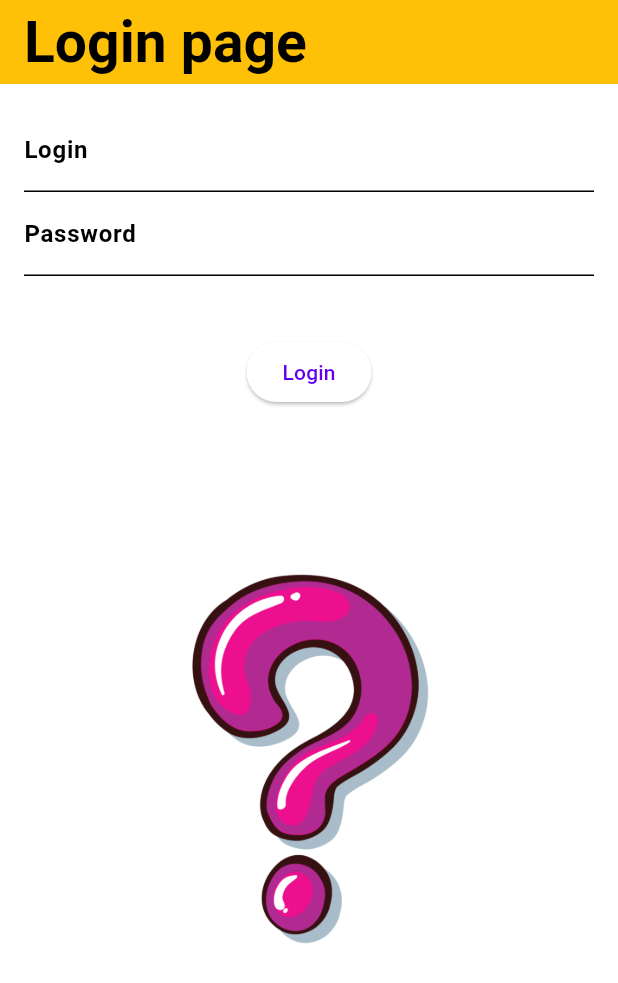
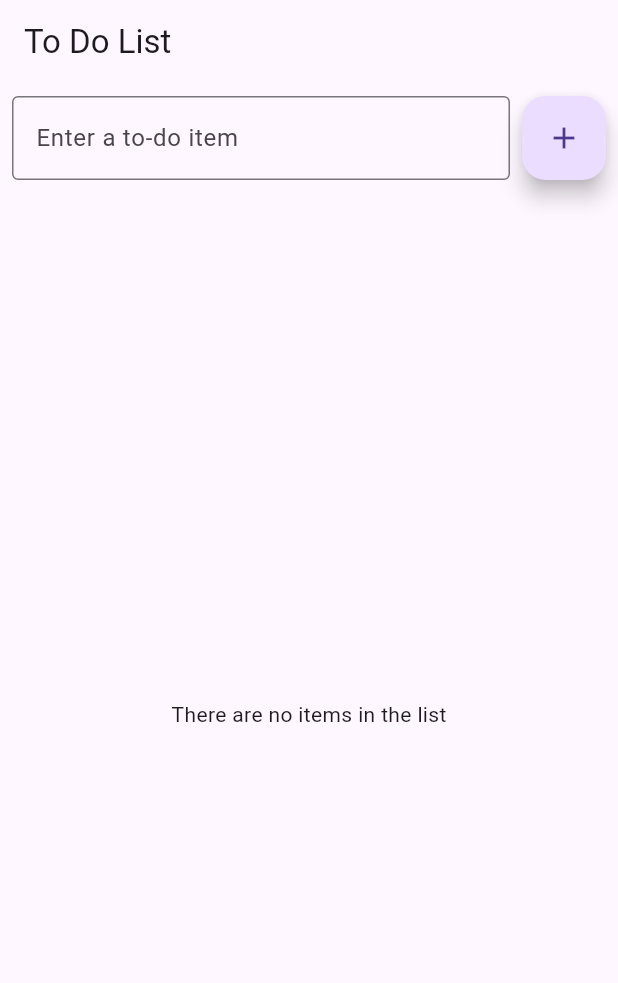
Before and after one commit to jotx19/FlutterTest, a Flutter app: the screen it shows after launch, on a phone screen of 412 x 824 dp. Shown: the top 983 px of the screen. Run offline on Flutter 3.47's test engine with Material 3 defaults, Android fonts, the light colour scheme and no system bars; our stand-ins replace floor, sqflite; accounts and stored records are empty; generated files the repository leaves out were written again.

Commit message:
new trail

```diff
--- a/lib/DataRepository.dart
+++ /dev/null
@@ -1,32 +0,0 @@
-import 'package:encrypted_shared_preferences/encrypted_shared_preferences.dart';
-
-class DataRepository{
-  static String loginID = '';
-  static String password = '';
-  static String firstName = '';
-  static String lastName = '';
-  static String email = '';
-  static String phone = '';
-
-  static void saveData() async
-  {
-    EncryptedSharedPreferences prefs = EncryptedSharedPreferences();
-    await prefs.setString('String1', loginID );
-    await prefs.setString('String2', password );
-    await prefs.setString('String3', firstName);
-    await prefs.setString('String4', lastName);
-    await prefs.setString('String5', email);
-    await prefs.setString('String6', phone);
-  }
-
-  static void loadData() async
-  {
-    EncryptedSharedPreferences prefs = EncryptedSharedPreferences();
-    loginID = await prefs.getString('String1');
-    password = await prefs.getString('String2');
-    firstName = await prefs.getString('String3');
-    lastName = await prefs.getString('String4');
-    email = await prefs.getString('String5');
-    phone = await prefs.getString('String6');
-    }
-}
--- /dev/null
+++ b/lib/ToDoDAO.dart
@@ -0,0 +1,21 @@
+import 'package:floor/floor.dart';
+import 'ToDoDAO.dart';
+import 'ToDoItem.dart';
+
+@dao
+abstract class ToDoDao {
+  @insert
+  Future<void> insertItem(ToDoItem item);
+
+  @delete
+  Future<int> deleteItem(ToDoItem item);
+
+  @Query('SELECT * FROM ToDoItem WHERE id = :id')
+  Future<ToDoItem?> getItemWithId(int id);
+
+  @Query('SELECT * FROM ToDoItem')
+  Future<List<ToDoItem>> getAllItems();
+
+  @update
+  Future<int> updateItem(ToDoItem item);
+}
--- /dev/null
+++ b/lib/ToDoDatabase.dart
@@ -0,0 +1,12 @@
+import 'package:floor/floor.dart';
+import 'package:sqflite/sqflite.dart' as sqflite;
+import 'dart:async';
+import 'ToDoDAO.dart';
+import 'ToDoItem.dart';
+
+part 'ToDoDatabase.g.dart'; // the generated code will be there
+
+@Database(version: 2, entities: [ToDoItem])
+abstract class ToDoDatabase extends FloorDatabase {
+  ToDoDao get toDoDao;
+}
--- /dev/null
+++ b/lib/ToDoItem.dart
@@ -0,0 +1,10 @@
+import 'package:floor/floor.dart';
+
+@entity
+class ToDoItem {
+  @primaryKey
+  final int? id;
+  final String message;
+
+  ToDoItem(this.id, this.message);
+}
--- a/lib/main.dart
+++ b/lib/main.dart
@@ -1,208 +1,279 @@
 import 'package:flutter/material.dart';
-import 'package:shared_preferences/shared_preferences.dart';
-import 'OtherPage.dart';
-import 'DataRepository.dart';
+import 'ToDoDAO.dart';
+import 'ToDoDatabase.dart';
+import 'ToDoItem.dart';
 
 void main() {
-  runApp(MyApp());
+  runApp(const MyApp());
 }
 
 class MyApp extends StatelessWidget {
+  const MyApp({super.key});
+
   @override
   Widget build(BuildContext context) {
     return MaterialApp(
-      title: 'Flutter Demo',
       debugShowCheckedModeBanner: false,
+      title: 'To Do List',
       theme: ThemeData(
-        colorScheme: ColorScheme.light(),
-        useMaterial3: true,
+        primarySwatch: Colors.blue,
       ),
-      initialRoute: '/',
-      routes: {
-        '/': (context) => const MyHomePage(title: 'Flutter demo'),
-        '/otherPage': (context) => OtherPage(),
+      home: const ToDoListPage(),
+    );
+  }
+}
+
+class ToDoListPage extends StatefulWidget {
+  const ToDoListPage({super.key});
+
+  @override
+  _ToDoListPageState createState() => _ToDoListPageState();
+}
+
+class _ToDoListPageState extends State<ToDoListPage> {
+  List<ToDoItem> _items = [];
+  final TextEditingController _controller = TextEditingController();
+  late Future<ToDoDao> _myDAO;
+  ToDoItem? _selectedItem;
+
+  @override
+  void initState() {
+    super.initState();
+    _myDAO = _initDatabase(); // Directly assign the Future
+    _myDAO.then((dao) { // Use then() to handle the Future's result
+      _fetchItems(dao); // Fetch items after the dao is ready
+    });
+  }
+
+  Future<ToDoDao> _initDatabase() async {
+    final database = await $FloorToDoDatabase.databaseBuilder('app_database.db').build();
+    return database.toDoDao;
+  }
+
+  Future<void> _fetchItems(ToDoDao dao) async {
+    final items = await dao.getAllItems();
+    setState(() {
+      _items = items;
+    });
+  }
+
+  Future<void> _addItem(ToDoDao dao, String message) async {
+    final newItem = ToDoItem(null, message);
+    await dao.insertItem(newItem);
+    await _fetchItems(dao);
+    _controller.clear();
+  }
+
+  Future<void> _removeItem(ToDoDao dao, int id) async {
+    await dao.deleteItem(_items.firstWhere((item) => item.id == id));
+    await _fetchItems(dao);
+    setState(() {
+      _selectedItem = null; // Clear selection after deletion
+    });
+  }
+
+  void _selectItem(ToDoItem item) {
+    setState(() {
+      _selectedItem = item;
+    });
+  }
+
+  void _clearSelection() {
+    setState(() {
+      _selectedItem = null;
+    });
+  }
+
+  @override
+  Widget build(BuildContext context) {
+    return FutureBuilder<ToDoDao>(
+      future: _myDAO,
+      builder: (context, snapshot) {
+        if (snapshot.connectionState == ConnectionState.waiting) {
+          return const Scaffold(
+            body: Center(child: CircularProgressIndicator()),
+          );
+        } else if (snapshot.hasError) {
+          return Scaffold(
+            body: Center(child: Text('Error: ${snapshot.error}')),
+          );
+        } else if (!snapshot.hasData) {
+          return const Scaffold(
+            body: Center(child: Text('Database initialization failed')),
+          );
+        } else {
+          final dao = snapshot.data!;
+          var size = MediaQuery.of(context).size;
+          var height = size.height;
+          var width = size.width;
+
+          if ((width > height) && (width > 720)) {
+            return Scaffold(
+              appBar: AppBar(
+                title: const Text('To Do List'),
+              ),
+              body: Row(
+                children: [
+                  Expanded(
+                    flex: 1,
+                    child: ToDoList(
+                      items: _items,
+                      controller: _controller,
+                      dao: dao,
+                      addItem: _addItem,
+                      removeItem: _removeItem,
+                      selectItem: _selectItem,
+                    ),
+                  ),
+                  _selectedItem != null
+                      ? Expanded(
+                    flex: 2,
+                    child: DetailsPage(
+                      item: _selectedItem,
+                      dao: dao,
+                      removeItem: _removeItem,
+                      clearSelection: _clearSelection,
+                    ),
+                  )
+                      : Container(),
+                ],
+              ),
+            );
+          } else {
+            return Scaffold(
+              appBar: AppBar(
+                title: const Text('To Do List'),
+                leading: _selectedItem != null
+                    ? IconButton(
+                  icon: const Icon(Icons.arrow_back),
+                  onPressed: _clearSelection,
+                )
+                    : null,
+              ),
+              body: _selectedItem == null
+                  ? ToDoList(
+                items: _items,
+                controller: _controller,
+                dao: dao,
+                addItem: _addItem,
+                removeItem: _removeItem,
+                selectItem: _selectItem,
+              )
+                  : DetailsPage(
+                item: _selectedItem,
+                dao: dao,
+                removeItem: _removeItem,
+                clearSelection: _clearSelection,
+              ),
+            );
+          }
+        }
       },
     );
   }
 }
 
-class MyHomePage extends StatefulWidget {
-  const MyHomePage({Key? key, required this.title});
+class ToDoList extends StatelessWidget {
+  final List<ToDoItem> items;
+  final TextEditingController controller;
+  final ToDoDao dao;
+  final Future<void> Function(ToDoDao, String) addItem;
+  final Future<void> Function(ToDoDao, int) removeItem;
+  final void Function(ToDoItem) selectItem;
 
-  final String title;
-
-  @override
-  State<MyHomePage> createState() => _LoginPageState();
-}
-
-class _LoginPageState extends State<MyHomePage> {
-  late TextEditingController _login;
-  late TextEditingController _passwords;
-  String imageSource = 'images/question-mark.png';
-
-  void _logining() {
-    setState(() {
-      if (_passwords.text == 'QWERTY123') {
-        imageSource = 'images/idea.png';
-      } else {
-        imageSource = 'images/stop.png';
-      }
-    });
-  }
-
-  void snackMan(String message) {
-    final snackBar = SnackBar(
-      content: Text(message),
-      action: SnackBarAction(
-        label: 'Clear',
-        onPressed: () {
-          clearData();
-        },
-      ),
-    );
-    ScaffoldMessenger.of(context).showSnackBar(snackBar);
-  }
-
-  void snackWoman()
-  { final snackBar = SnackBar(
-    content: Text('Welcome To this Page ${DataRepository.loginID}'),
-  );
-  ScaffoldMessenger.of(context).showSnackBar(snackBar);
-  }
-
-  void window() {
-    showDialog(
-      context: context,
-      builder: (BuildContext context) => AlertDialog(
-        title: const Text('Save?'),
-        content: const Text('Save the credentials?'),
-        actions: [
-          ElevatedButton(
-            onPressed: () {
-              saver();
-              Navigator.pop(context);
-              nextPage();
-            },
-            child: const Text('Yes'),
-          ),
-          ElevatedButton(
-            onPressed: () {
-              clearData();
-              Navigator.pop(context);
-              nextPage();
-            },
-            child: const Text('No'),
-          ),
-        ],
-      ),
-    );
-  }
-
-  void saver() async {
-    SharedPreferences prefs = await SharedPreferences.getInstance();
-    await prefs.setString("LoginName", _login.text);
-    await prefs.setString("Password", _passwords.text);
-  }
-
-  void loader() async {
-    SharedPreferences prefs = await SharedPreferences.getInstance();
-    String? loginName = prefs.getString("LoginName");
-    String? password = prefs.getString("Password");
-
-    if (loginName != null && password != null) {
-      setState(() {
-        _login.text = loginName;
-        _passwords.text = password;
-      });
-      snackMan('Fields are loaded');
-    }
-  }
-
-  void clearData() async {
-    SharedPreferences prefs = await SharedPreferences.getInstance();
-    await prefs.remove("LoginName");
-    await prefs.remove("Password");
-    setState(() {
-      _login.clear();
-      _passwords.clear();
-    });
-  }
-
-  @override
-  void initState() {
-    super.initState();
-    _login = TextEditingController();
-    _passwords = TextEditingController();
-    loader();
-  }
-
-  @override
-  void dispose() {
-    _login.dispose();
-    _passwords.dispose();
-    super.dispose();
-  }
-
-  void nextPage()
-  {
-    if(_passwords.text == 'prab') {
-      DataRepository.loginID = _login.text;
-      Navigator.pushNamed(context, '/otherPage');
-      snackWoman();
-    }
-  }
+  const ToDoList({
+    Key? key,
+    required this.items,
+    required this.controller,
+    required this.dao,
+    required this.addItem,
+    required this.removeItem,
+    required this.selectItem,
+  }) : super(key: key);
 
   @override
   Widget build(BuildContext context) {
-    return Scaffold(
-      appBar: AppBar(
-        title: const Text(
-          'Login page',
-          style: TextStyle(
-            color: Colors.black,
-            fontWeight: FontWeight.bold,
-            fontSize: 38,
+    return Column(
+      children: <Widget>[
+        Padding(
+          padding: const EdgeInsets.all(8.0),
+          child: Row(
+            children: <Widget>[
+              Expanded(
+                child: TextField(
+                  controller: controller,
+                  decoration: const InputDecoration(
+                    hintText: 'Enter a to-do item',
+                    border: OutlineInputBorder(),
                   ),
                 ),
-        backgroundColor: Colors.amber,
               ),
-      body: SingleChildScrollView(
-        padding: const EdgeInsets.all(16.0),
-        child: Column(
-          children: <Widget>[
-            TextField(
-              controller: _login,
-              decoration: InputDecoration(
-                labelText: 'Login',
-                labelStyle: TextStyle(fontWeight: FontWeight.bold),
-              ),
-            ),
-            TextField(
-              controller: _passwords,
-              decoration: InputDecoration(
-                labelText: 'Password',
-                labelStyle: TextStyle(fontWeight: FontWeight.bold),
-              ),
-              obscureText: true,
-            ),
-            SizedBox(height: 40),
-            ElevatedButton(
+              const SizedBox(width: 8),
+              FloatingActionButton(
                 onPressed: () {
-                _logining();
-                window();
+                  if (controller.text.isNotEmpty) {
+                    addItem(dao, controller.text);
+                  }
                 },
-              child: Text('Login'),
-            ),
-            SizedBox(height: 40),
-            SizedBox(height: 40),
-            Image.asset(
-              imageSource,
-              width: 300,
-              height: 300,
+                child: const Icon(Icons.add),
               ),
             ],
           ),
         ),
+        Expanded(
+          child: items.isEmpty
+              ? const Center(child: Text("There are no items in the list"))
+              : ListView.builder(
+            itemCount: items.length,
+            itemBuilder: (context, index) {
+              return GestureDetector(
+                onTap: () => selectItem(items[index]),
+                child: ListTile(
+                  leading: Text('Row Number: ${index + 1}'),
+                  title: Text(items[index].message),
+                ),
+              );
+            },
+          ),
+        ),
+      ],
     );
   }
 }
+
+class DetailsPage extends StatelessWidget {
+  final ToDoItem? item;
+  final ToDoDao dao;
+  final Future<void> Function(ToDoDao, int) removeItem;
+  final VoidCallback clearSelection;
+
+  const DetailsPage({
+    Key? key,
+    required this.item,
+    required this.dao,
+    required this.removeItem,
+    required this.clearSelection,
+  }) : super(key: key);
+
+  @override
+  Widget build(BuildContext context) {
+    if (item == null) {
+      return Center(child: Text("No item selected"));
+    } else {
+      return Column(
+          mainAxisAlignment: MainAxisAlignment.center,
+          children: <Widget>[
+            Text("Item: ${item!.message}"),
+            Text("ID: ${item!.id}"),
+            ElevatedButton(
+              onPressed: () async {
+                await removeItem(dao, item!.id!);
+                clearSelection();
+              },
+              child: const Text("Delete"),
+            ),
+          ],
+          );
+    }
+    }
+}
```
Also changed, not shown: lib/OtherPage.dart (deleted, +0 -208 lines), pubspec.yaml (+4 -4 lines), lib/ToDoDatabase.g.dart (added), lib/week6.dart (deleted), pubspec.lock, 5 other files. Lines whose indentation alone changed are shown as unchanged.
